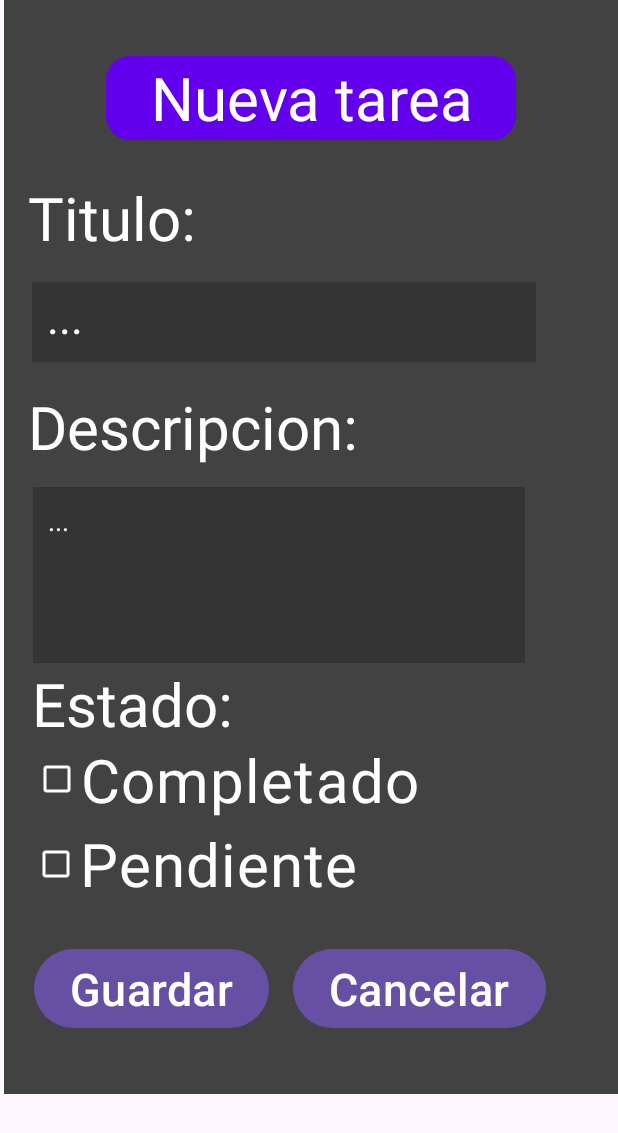
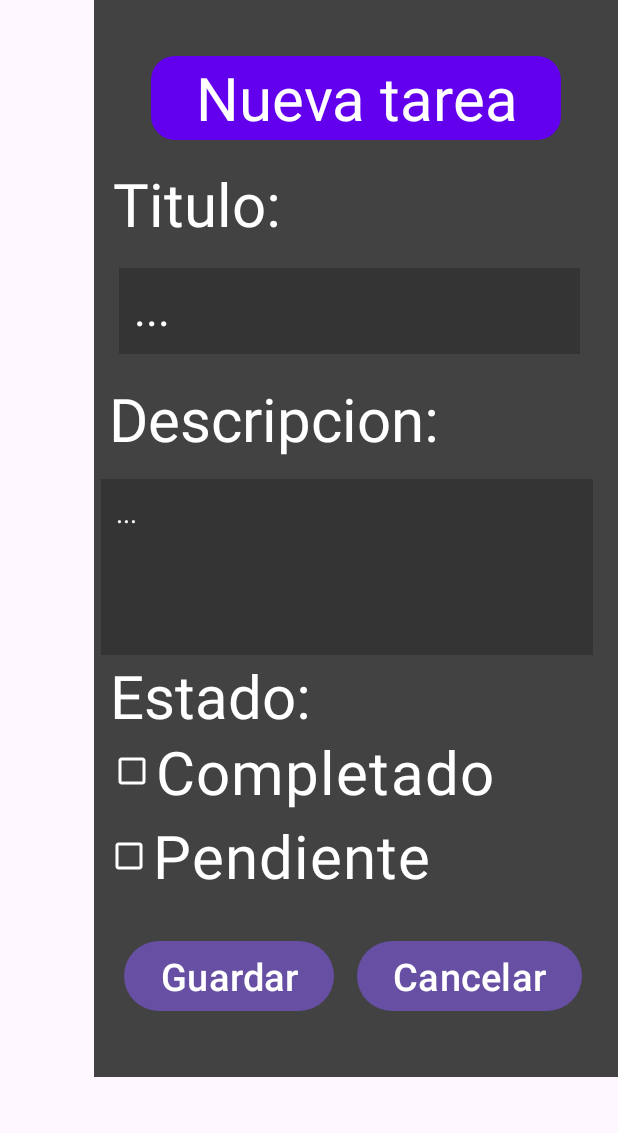
Before and after one commit to JuanfranV/AppTareas, an Android app: the AgregarTareaActivity screen opened directly, with no data from a screen before it, on a phone screen of 412 x 824 dp. Shown: the top 1133 px of the screen. Run offline under Robolectric (Android 15) with nearby library versions, the phone set to English and light mode, and no system bars.

Commit message:
botón agregar y ajuste de la segunda pantalla

```diff
--- a/app/src/main/res/layout/activity_agregar_tarea.xml
+++ b/app/src/main/res/layout/activity_agregar_tarea.xml
@@ -8,8 +8,8 @@
     tools:context=".AgregarTareaActivity">
 
     <androidx.constraintlayout.widget.ConstraintLayout
-        android:layout_width="409dp"
-        android:layout_height="729dp"
+        android:layout_width="349dp"
+        android:layout_height="718dp"
         android:background="@color/cardview_dark_background"
         app:layout_constraintBottom_toBottomOf="parent"
         app:layout_constraintEnd_toEndOf="parent"
@@ -50,8 +50,8 @@
 
         <EditText
             android:id="@+id/edTeTitulo"
-            android:layout_width="336dp"
-            android:layout_height="53dp"
+            android:layout_width="307dp"
+            android:layout_height="57dp"
             android:layout_marginHorizontal="16dp"
             android:layout_marginBottom="16dp"
             android:background="@color/cardview_shadow_start_color"
@@ -132,7 +132,7 @@
             android:textSize="40sp"
             app:layout_constraintBottom_toTopOf="@+id/buttonGuardar"
             app:layout_constraintEnd_toEndOf="parent"
-            app:layout_constraintHorizontal_bias="0.275"
+            app:layout_constraintHorizontal_bias="1.0"
             app:layout_constraintStart_toStartOf="parent" />
 
         <Button
@@ -142,7 +142,7 @@
             android:layout_marginStart="16dp"
             android:layout_marginBottom="40dp"
             android:text="Guardar"
-            android:textSize="30sp"
+            android:textSize="25sp"
             app:layout_constraintBottom_toBottomOf="parent"
             app:layout_constraintEnd_toStartOf="@+id/button2"
             app:layout_constraintHorizontal_bias="0.214"
@@ -152,10 +152,10 @@
             android:id="@+id/button2"
             android:layout_width="wrap_content"
             android:layout_height="wrap_content"
-            android:layout_marginEnd="48dp"
+            android:layout_marginEnd="24dp"
             android:layout_marginBottom="40dp"
             android:text="Cancelar"
-            android:textSize="30sp"
+            android:textSize="25sp"
             app:layout_constraintBottom_toBottomOf="parent"
             app:layout_constraintEnd_toEndOf="parent" />
 
```
Also changed, not shown: app/src/main/java/com/example/proyectotareas/MainActivity.java (+16 -0 lines).
